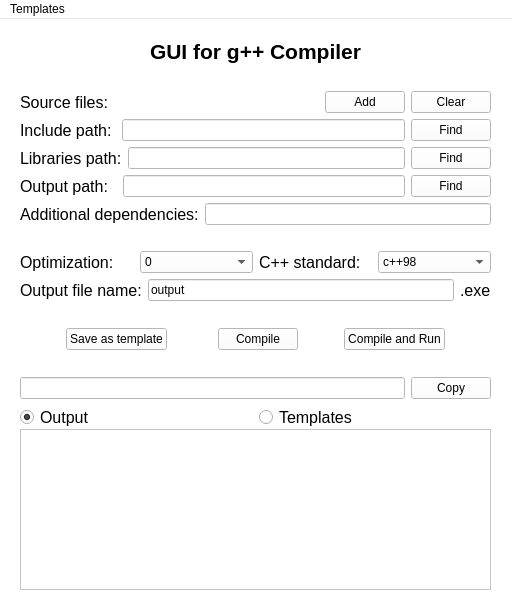
Above: mainwindow.ui from CosmoSt4r/gui-gpp before the change. Below: the same form after it.
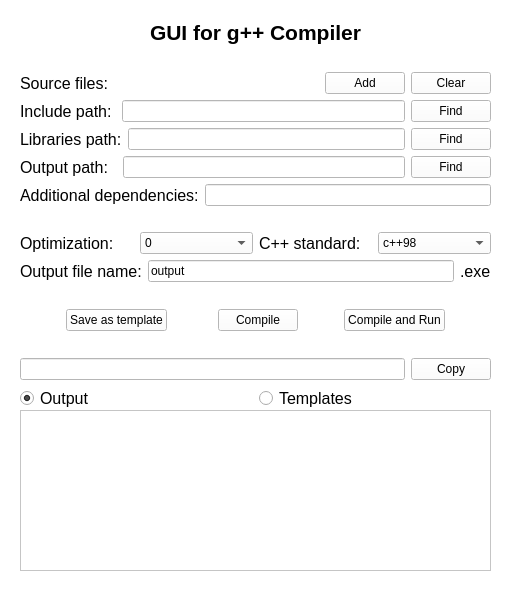
That is the form after the change.

Commit message: Menu bar deleted

What changed in the file:
```diff
--- a/mainwindow.ui
+++ b/mainwindow.ui
@@ -1020,22 +1020,6 @@
    <zorder>verticalLayoutWidget</zorder>
    <zorder>outputPlainText</zorder>
   </widget>
-  <widget class="QMenuBar" name="menuBar">
-   <property name="geometry">
-    <rect>
-     <x>0</x>
-     <y>0</y>
-     <width>512</width>
-     <height>20</height>
-    </rect>
-   </property>
-   <widget class="QMenu" name="menuTemplates">
-    <property name="title">
-     <string>Templates</string>
-    </property>
-   </widget>
-   <addaction name="menuTemplates"/>
-  </widget>
  </widget>
  <resources/>
  <connections/>
```
